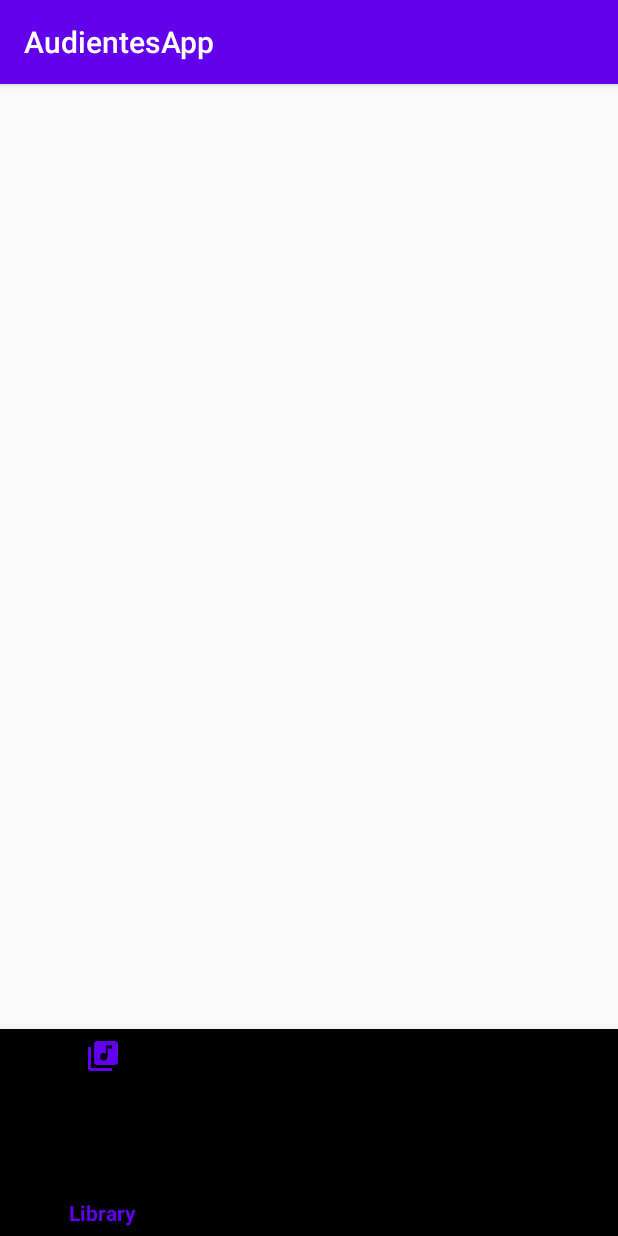
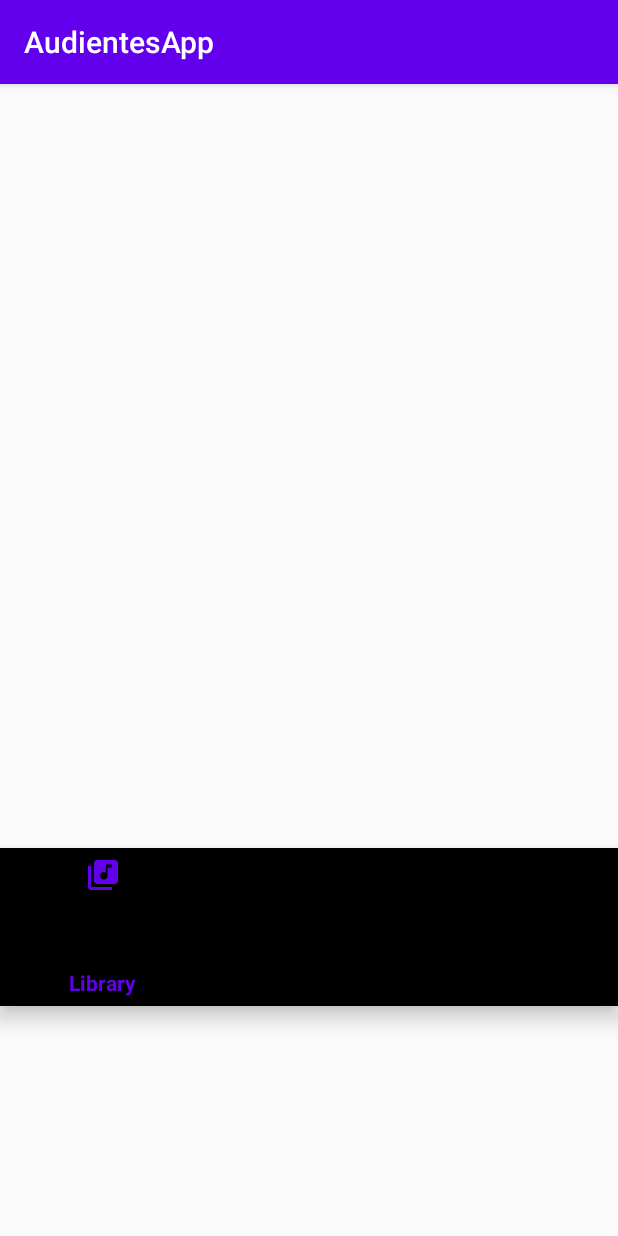
Before and after one commit to David758b/Audientes, an Android app: the screen it shows after launch (MainActivity), on a phone screen of 412 x 824 dp. Run offline under Robolectric (Android 15) with nearby library versions, the phone set to English and light mode, and no system bars.

Commit message:
small design changes

```diff
--- a/app/src/main/res/layout/activity_main.xml
+++ b/app/src/main/res/layout/activity_main.xml
@@ -12,16 +12,16 @@
         android:id="@+id/navHost"
         android:name="androidx.navigation.fragment.NavHostFragment"
         android:layout_width="match_parent"
-        android:layout_height="630dp"
+        android:layout_height="509dp"
         app:defaultNavHost="true" />
 
     <!--Navigationsmenuen (Sætter bottom_menu.xml som layout for denne)-->
     <com.google.android.material.bottomnavigation.BottomNavigationView
         android:id="@+id/bottom_navigation"
         android:layout_width="match_parent"
-        android:layout_height="match_parent"
-        tools:visibility="visible"
-        app:menu="@menu/bottom_menu"/>
+        android:layout_height="105dp"
+        app:menu="@menu/bottom_menu"
+        tools:visibility="visible" />
 
 
 </LinearLayout>
```
